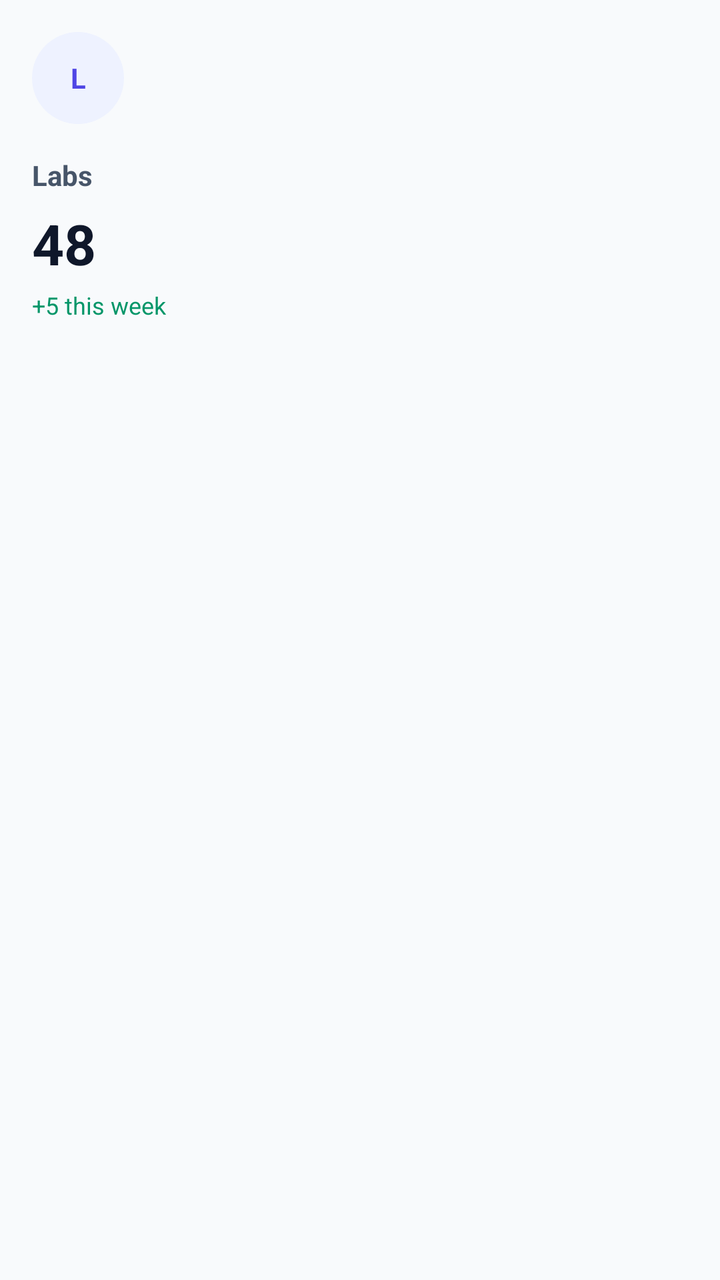
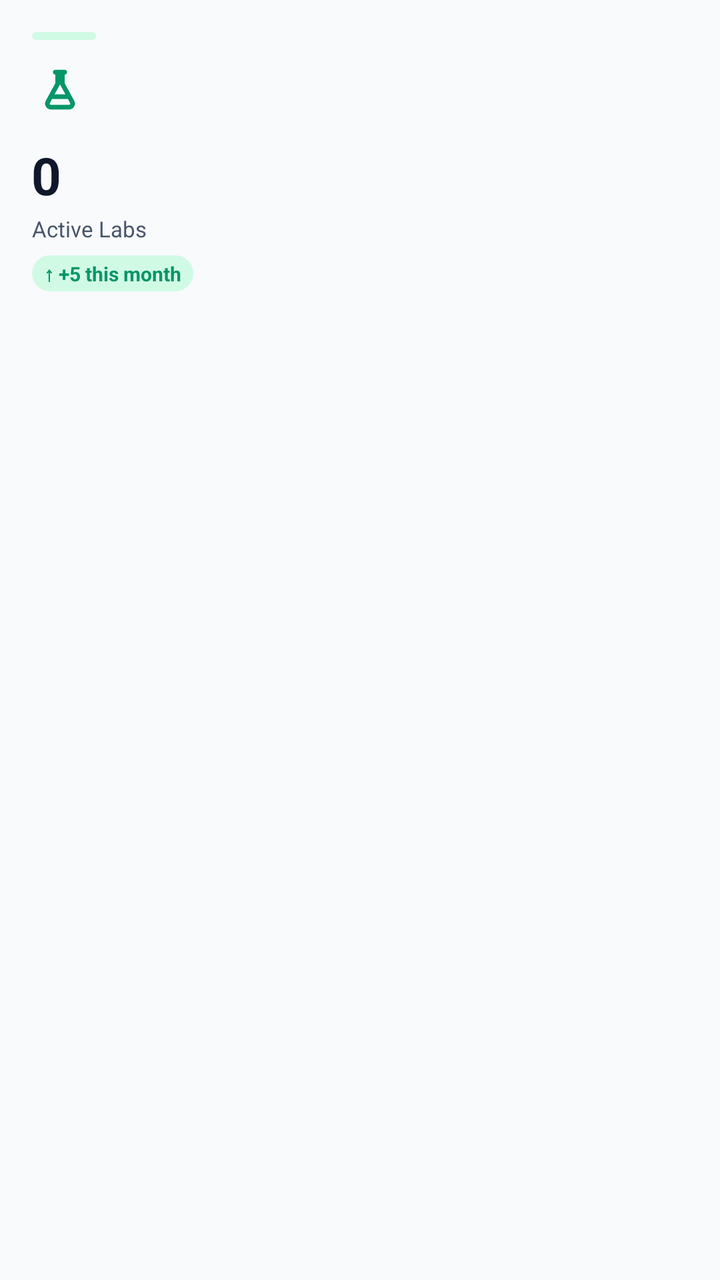

Two renders of the same Android screen: before a commit and after it. Below are the layout's source before the change and the commit's diff.
<!-- AndroidManifest.xml: application theme Theme.VirtualLabAdmin -->
<!-- res/layout/item_dashboard_labs.xml -->
﻿<?xml version="1.0" encoding="utf-8"?>
<LinearLayout xmlns:android="http://schemas.android.com/apk/res/android"
    android:layout_width="match_parent"
    android:layout_height="wrap_content"
    android:orientation="vertical"
    android:padding="@dimen/space_md">

    <TextView
        android:layout_width="46dp"
        android:layout_height="46dp"
        android:background="@drawable/bg_card_top_icon"
        android:gravity="center"
        android:text="L"
        android:textColor="@color/brand"
        android:textStyle="bold" />

    <TextView
        android:layout_width="wrap_content"
        android:layout_height="wrap_content"
        android:layout_marginTop="@dimen/space_md"
        android:text="Labs"
        android:textColor="@color/text_muted"
        android:textStyle="bold" />

    <TextView
        android:id="@+id/statLabs"
        android:layout_width="wrap_content"
        android:layout_height="wrap_content"
        android:layout_marginTop="6dp"
        android:text="48"
        android:textColor="@color/text_primary"
        android:textSize="28sp"
        android:textStyle="bold" />

    <TextView
        android:layout_width="wrap_content"
        android:layout_height="wrap_content"
        android:layout_marginTop="4dp"
        android:text="+5 this week"
        android:textColor="@color/success"
        android:textSize="12sp" />
</LinearLayout>
<!-- resources referenced by this layout -->
<resources>
  <color name="brand">#4F46E5</color>
  <color name="success">#059669</color>
  <color name="text_muted">#475569</color>
  <color name="text_primary">#0F172A</color>
  <dimen name="space_md">16dp</dimen>
  <!-- drawable bg_card_top_icon (drawable) -->
  <?xml version="1.0" encoding="utf-8"?>
  <shape xmlns:android="http://schemas.android.com/apk/res/android" android:shape="oval">
      <solid android:color="@color/brand_light" />
  </shape>
  <color name="brand_light">#EEF2FF</color>
  <color name="bg_surface">#FFFFFF</color>
  <color name="stroke">#E2E8F0</color>
  <color name="bg_dark">#F8FAFC</color>
  <style name="Widget.VirtualLab.Button" parent="Widget.Material3.Button">
          <item name="android:textAllCaps">false</item>
          <item name="android:insetLeft">0dp</item>
          <item name="android:insetRight">0dp</item>
          <item name="android:insetTop">0dp</item>
          <item name="android:insetBottom">0dp</item>
          <item name="android:minHeight">@dimen/btn_h</item>
          <item name="cornerRadius">@dimen/radius_lg</item>
          <item name="android:letterSpacing">0</item>
          <item name="elevation">0dp</item>
      </style>
  <style name="Widget.VirtualLab.TextInputLayout.Outlined" parent="Widget.Material3.TextInputLayout.OutlinedBox">
          <item name="boxStrokeColor">@color/stroke</item>
          <item name="hintTextColor">@color/text_muted</item>
          <item name="boxStrokeWidth">1dp</item>
          <item name="boxStrokeWidthFocused">2dp</item>
          <item name="boxCornerRadiusTopStart">@dimen/radius_lg</item>
          <item name="boxCornerRadiusTopEnd">@dimen/radius_lg</item>
          <item name="boxCornerRadiusBottomStart">@dimen/radius_lg</item>
          <item name="boxCornerRadiusBottomEnd">@dimen/radius_lg</item>
          <item name="boxBackgroundColor">@android:color/white</item>
      </style>
  <style name="Widget.VirtualLab.Card" parent="Widget.Material3.CardView.Outlined">
          <item name="cardBackgroundColor">@color/bg_surface</item>
          <item name="strokeColor">@color/stroke</item>
          <item name="strokeWidth">1dp</item>
          <item name="cardCornerRadius">@dimen/radius_lg</item>
          <item name="cardElevation">2dp</item>
          <item name="cardUseCompatPadding">true</item>
      </style>
  <dimen name="btn_h">54dp</dimen>
  <dimen name="radius_lg">22dp</dimen>
  <!-- unchanged entries left out for length: 1 -->
</resources>

<!-- the commit's change to res/layout/item_dashboard_labs.xml (unified diff, before → after) -->
@@ -1,42 +1,53 @@
-﻿<?xml version="1.0" encoding="utf-8"?>
+<?xml version="1.0" encoding="utf-8"?>
 <LinearLayout xmlns:android="http://schemas.android.com/apk/res/android"
+    xmlns:app="http://schemas.android.com/apk/res-auto"
     android:layout_width="match_parent"
     android:layout_height="wrap_content"
     android:orientation="vertical"
-    android:padding="@dimen/space_md">
+    android:padding="16dp">
 
-    <TextView
-        android:layout_width="46dp"
-        android:layout_height="46dp"
-        android:background="@drawable/bg_card_top_icon"
-        android:gravity="center"
-        android:text="L"
-        android:textColor="@color/brand"
-        android:textStyle="bold" />
+    <View
+        android:layout_width="32dp"
+        android:layout_height="4dp"
+        android:background="@drawable/bg_chip_green_soft"
+        android:layout_marginBottom="12dp" />
 
-    <TextView
-        android:layout_width="wrap_content"
-        android:layout_height="wrap_content"
-        android:layout_marginTop="@dimen/space_md"
-        android:text="Labs"
-        android:textColor="@color/text_muted"
-        android:textStyle="bold" />
+    <ImageView
+        android:layout_width="28dp"
+        android:layout_height="28dp"
+        android:src="@drawable/ic_labs_24"
+        app:tint="@color/success"
+        android:layout_marginBottom="10dp" />
 
     <TextView
         android:id="@+id/statLabs"
         android:layout_width="wrap_content"
         android:layout_height="wrap_content"
-        android:layout_marginTop="6dp"
-        android:text="48"
+        android:text="0"
         android:textColor="@color/text_primary"
-        android:textSize="28sp"
-        android:textStyle="bold" />
+        android:textSize="26sp"
+        android:textStyle="bold"
+        android:letterSpacing="-0.02" />
 
     <TextView
         android:layout_width="wrap_content"
         android:layout_height="wrap_content"
-        android:layout_marginTop="4dp"
-        android:text="+5 this week"
+        android:text="Active Labs"
+        android:textColor="@color/text_muted"
+        android:textSize="11sp"
+        android:layout_marginTop="2dp" />
+
+    <TextView
+        android:id="@+id/statLabsTrend"
+        android:layout_width="wrap_content"
+        android:layout_height="wrap_content"
+        android:text="↑ +5 this month"
         android:textColor="@color/success"
-        android:textSize="12sp" />
+        android:textSize="10sp"
+        android:textStyle="bold"
+        android:layout_marginTop="6dp"
+        android:background="@drawable/bg_chip_green_soft"
+        android:paddingHorizontal="6dp"
+        android:paddingVertical="2dp" />
+
 </LinearLayout>
<!-- resource entries referenced after the edit -->
@@ -4,13 +4,42 @@
   <color name="success">#059669</color>
   <color name="text_muted">#475569</color>
   <color name="text_primary">#0F172A</color>
-  <dimen name="space_md">16dp</dimen>
-  <!-- drawable bg_card_top_icon (drawable) -->
+  <!-- drawable bg_chip_green_soft (drawable) -->
   <?xml version="1.0" encoding="utf-8"?>
-  <shape xmlns:android="http://schemas.android.com/apk/res/android" android:shape="oval">
-      <solid android:color="@color/brand_light" />
+  <shape xmlns:android="http://schemas.android.com/apk/res/android">
+      <corners android:radius="999dp" />
+      <solid android:color="@color/chip_green_bg" />
   </shape>
-  <color name="brand_light">#EEF2FF</color>
+  <!-- drawable ic_labs_24 (drawable) -->
+  <?xml version="1.0" encoding="utf-8"?>
+  <vector xmlns:android="http://schemas.android.com/apk/res/android"
+      android:width="24dp"
+      android:height="24dp"
+      android:viewportWidth="24"
+      android:viewportHeight="24">
+      <path
+          android:fillColor="#00000000"
+          android:strokeColor="#FF000000"
+          android:strokeWidth="2"
+          android:strokeLineCap="round"
+          android:strokeLineJoin="round"
+          android:pathData="M10,3.5 H14" />
+      <path
+          android:fillColor="#00000000"
+          android:strokeColor="#FF000000"
+          android:strokeWidth="2"
+          android:strokeLineCap="round"
+          android:strokeLineJoin="round"
+          android:pathData="M11,3.5 V8.5 L6.8,16.2 C6.22,17.26 6.98,18.5 8.18,18.5 H15.82 C17.02,18.5 17.78,17.26 17.2,16.2 L13,8.5 V3.5" />
+      <path
+          android:fillColor="#00000000"
+          android:strokeColor="#FF000000"
+          android:strokeWidth="2"
+          android:strokeLineCap="round"
+          android:strokeLineJoin="round"
+          android:pathData="M8.9,14 H15.1" />
+  </vector>
+  <color name="chip_green_bg">#D1FAE5</color>
   <color name="bg_surface">#FFFFFF</color>
   <color name="stroke">#E2E8F0</color>
   <color name="bg_dark">#F8FAFC</color>
